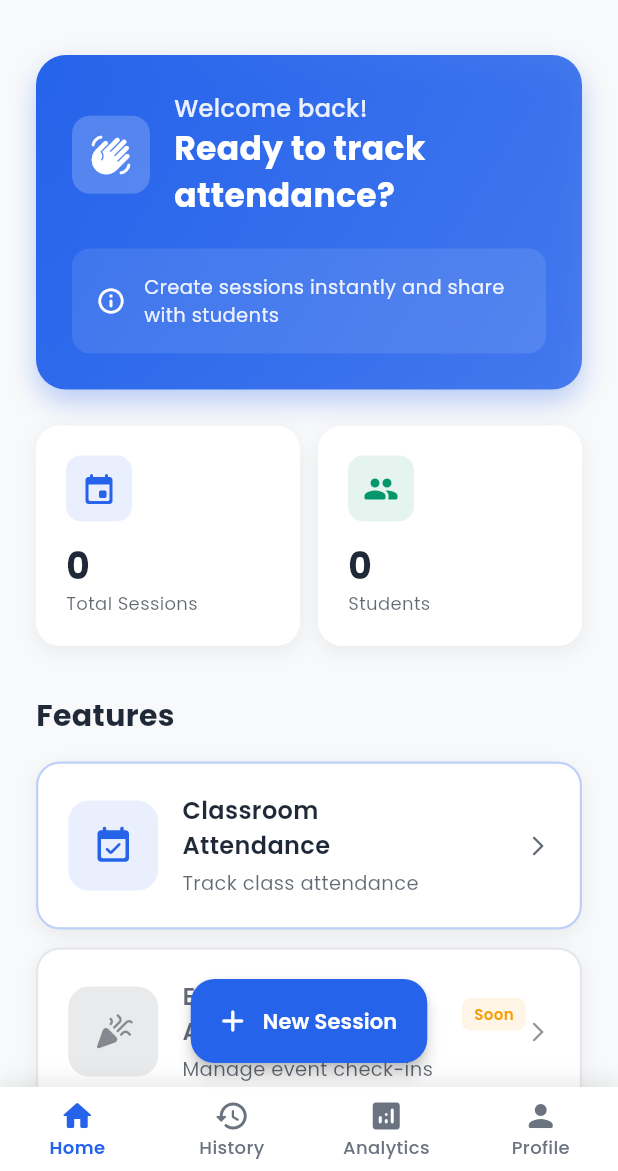
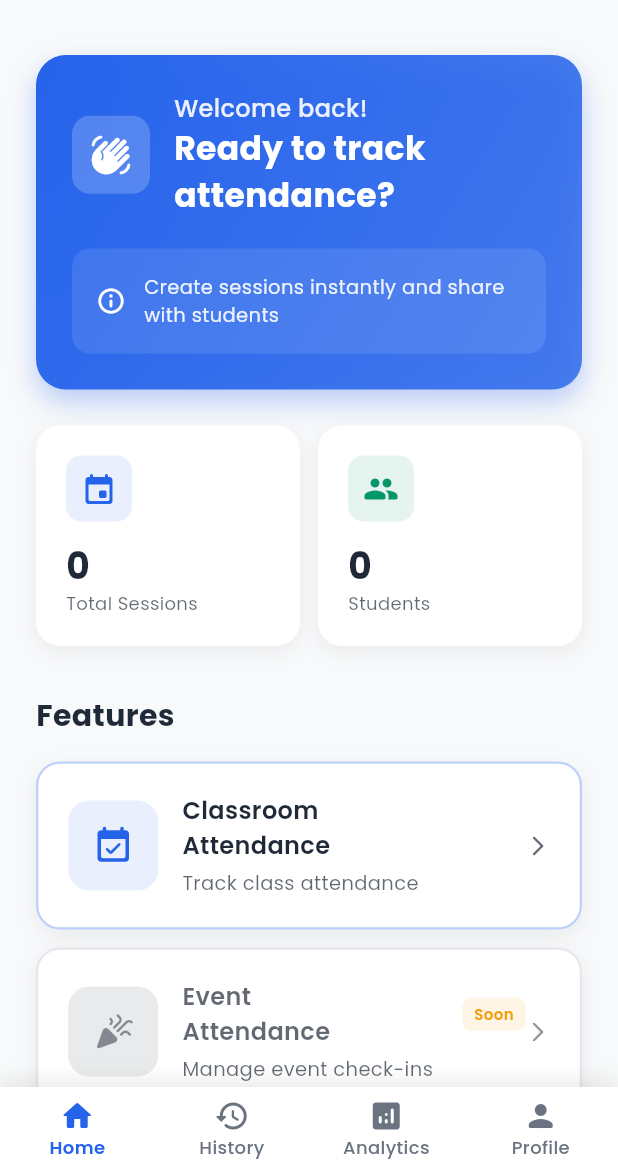
Before and after one commit to Abhishekshelar208/attendo-quick-attendance-by-sharing-link-, a Flutter app: the HomeScreenWithNav screen opened directly, on a phone screen of 412 x 824 dp, the part 65-1236 px from its top. Run offline on Flutter 3.47's test engine with Material 3 defaults, Android fonts, the phone set to English and light mode, and no system bars; our stand-ins replace firebase_core, firebase_database, google_fonts, share_plus, shared_preferences; accounts and stored records are empty.

Commit message:
Remove floating action button from home screen
- Remove '+ New Session' FAB from home navigation
- Users can access attendance creation through feature cards instead
- Adjust spacing in home_tab (remove FAB reserved space)

```diff
--- a/lib/pages/home_screen_with_nav.dart
+++ b/lib/pages/home_screen_with_nav.dart
@@ -55,29 +55,6 @@ class _HomeScreenWithNavState extends State<HomeScreenWithNav> {
         },
         children: _pages,
       ),
-      floatingActionButton: _currentIndex == 0
-          ? FloatingActionButton.extended(
-              onPressed: () {
-                Navigator.push(
-                  context,
-                  MaterialPageRoute(
-                    builder: (context) => CreateAttendanceScreen(),
-                  ),
-                );
-              },
-              icon: const Icon(Icons.add_rounded),
-              label: Text(
-                'New Session',
-                style: GoogleFonts.poppins(
-                  fontWeight: FontWeight.w600,
-                ),
-              ),
-              backgroundColor: Theme.of(context).colorScheme.primary,
-              foregroundColor: Colors.white,
-              elevation: 4,
-            )
-          : null,
-      floatingActionButtonLocation: FloatingActionButtonLocation.centerFloat,
       bottomNavigationBar: Container(
         decoration: BoxDecoration(
           boxShadow: [
--- a/lib/pages/home_tab.dart
+++ b/lib/pages/home_tab.dart
@@ -61,7 +61,7 @@ class HomeTab extends StatelessWidget {
               ),
               const SizedBox(height: 16),
               _buildRecentSessionsList(context),
-              const SizedBox(height: 100), // Space for FAB
+              const SizedBox(height: 24),
             ],
           ),
         ),
```
